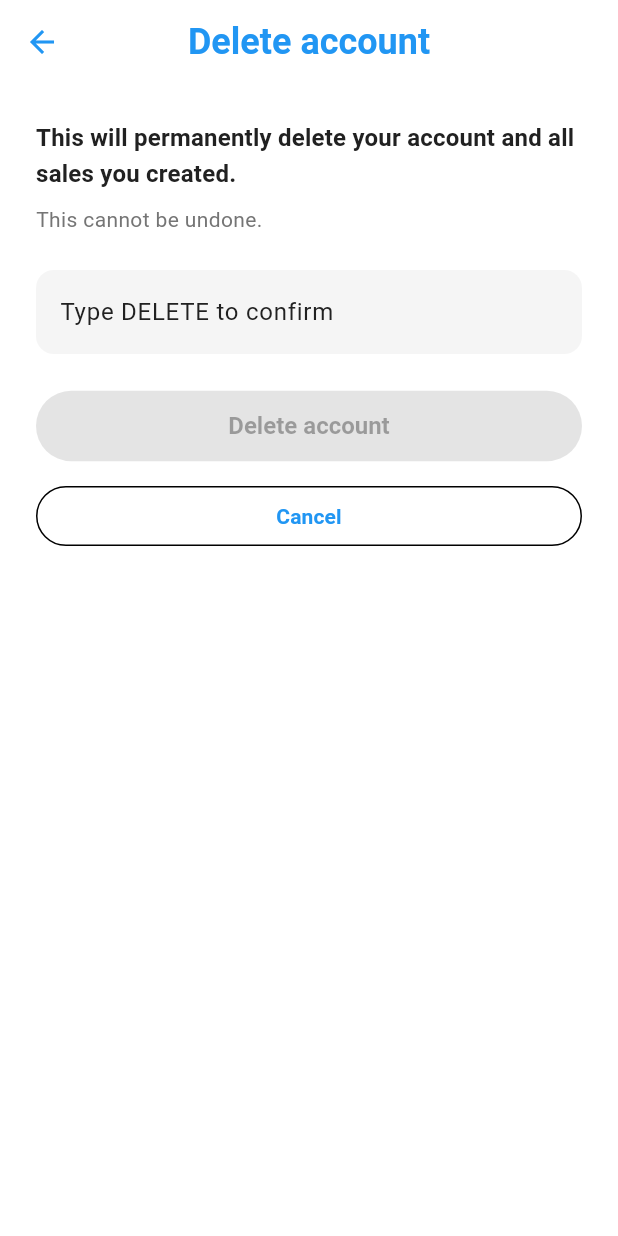
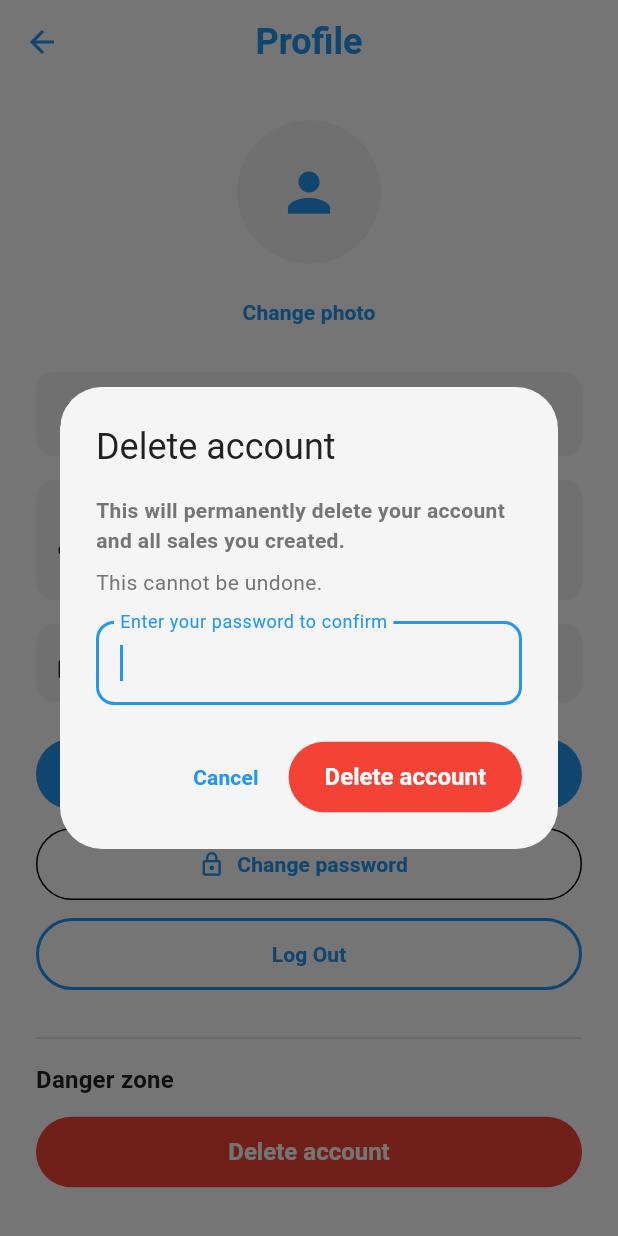
Before and after one commit to ctsmith5/Rummage, a Flutter app: the ProfileScreen screen opened directly, after a tap on "Delete account", on a phone screen of 412 x 824 dp. Run offline on Flutter 3.47's test engine with Material 3 defaults, Android fonts, the phone set to English and light mode, and no system bars; our stand-ins replace cached_network_image, firebase_auth, firebase_core, firebase_storage, geolocator, google_maps_flutter and 1 more; accounts and stored records are empty; network calls fail.

Commit message:
Refactor account deletion flow to use password confirmation dialog and remove unused ConfirmDeleteAccountScreen

```diff
--- a/mobile/lib/screens/confirm_delete_account_screen.dart
+++ /dev/null
@@ -1,69 +0,0 @@
-import 'package:flutter/material.dart';
-
-import '../theme/app_colors.dart';
-
-class ConfirmDeleteAccountScreen extends StatefulWidget {
-  const ConfirmDeleteAccountScreen({super.key});
-
-  @override
-  State<ConfirmDeleteAccountScreen> createState() => _ConfirmDeleteAccountScreenState();
-}
-
-class _ConfirmDeleteAccountScreenState extends State<ConfirmDeleteAccountScreen> {
-  final _confirmController = TextEditingController();
-
-  @override
-  void dispose() {
-    _confirmController.dispose();
-    super.dispose();
-  }
-
-  @override
-  Widget build(BuildContext context) {
-    final canDelete = _confirmController.text.trim().toUpperCase() == 'DELETE';
-
-    return Scaffold(
-      appBar: AppBar(
-        title: const Text('Delete account'),
-      ),
-      body: SafeArea(
-        child: Padding(
-          padding: const EdgeInsets.all(24),
-          child: Column(
-            crossAxisAlignment: CrossAxisAlignment.stretch,
-            children: [
-              Text(
-                'This will permanently delete your account and all sales you created.',
-                style: Theme.of(context).textTheme.titleMedium?.copyWith(fontWeight: FontWeight.bold),
-              ),
-              const SizedBox(height: 8),
-              Text(
-                'This cannot be undone.',
-                style: Theme.of(context).textTheme.bodyMedium,
-              ),
-              const SizedBox(height: 24),
-              TextFormField(
-                controller: _confirmController,
-                decoration: const InputDecoration(
-                  labelText: 'Type DELETE to confirm',
-                ),
-                onChanged: (_) => setState(() {}),
-              ),
-              const SizedBox(height: 24),
-              ElevatedButton(
-                style: ElevatedButton.styleFrom(backgroundColor: AppColors.error),
-                onPressed: canDelete ? () => Navigator.of(context).pop(true) : null,
-                child: const Text('Delete account'),
-              ),
-              const SizedBox(height: 12),
-              OutlinedButton(
-                onPressed: () => Navigator.of(context).pop(false),
-                child: const Text('Cancel'),
-              ),
-            ],
-          ),
-        ),
-      ),
-    );
-  }
-}
--- a/mobile/lib/screens/profile_screen.dart
+++ b/mobile/lib/screens/profile_screen.dart
@@ -12,7 +12,6 @@ import '../services/firebase_storage_service.dart';
 import '../services/profile_service.dart';
 import '../theme/app_colors.dart';
 import 'auth/login_screen.dart';
-import 'confirm_delete_account_screen.dart';
 import 'deleting_account_screen.dart';
 
 class ProfileScreen extends StatefulWidget {
@@ -507,29 +506,39 @@ class _ProfileScreenState extends State<ProfileScreen> {
   }
 
   Future<void> _deleteAccount() async {
-    // Confirm using a full-screen route (not dialogs) to avoid Overlay teardown races.
-    final nav = appNavigatorKey.currentState;
-    if (nav == null) return;
-    final proceed = await nav.push<bool>(
-          MaterialPageRoute(builder: (_) => const ConfirmDeleteAccountScreen()),
-        ) ??
-        false;
-    if (!proceed) return;
+    // Show password confirmation dialog
+    final password = await _showPasswordConfirmDialog();
+    if (password == null) return; // User cancelled
 
-    // Move to a dedicated screen via the ROOT navigator so we don't depend on a context
-    // that is being disposed (prevents Overlay/_Theater GlobalKey teardown errors).
+    if (!mounted) return;
+
+    // Wait for dialog overlay to fully dismiss to avoid GlobalKey conflicts
+    await Future.delayed(const Duration(milliseconds: 100));
+
     if (!mounted) return;
     setState(() => _deleting = true);
     FocusScope.of(context).unfocus();
     appScaffoldMessengerKey.currentState?.clearSnackBars();
 
+    final nav = appNavigatorKey.currentState;
+    if (nav == null) return;
+
+    // Navigate directly to deletion screen with password
     nav.pushAndRemoveUntil(
       PageRouteBuilder(
-        pageBuilder: (_, __, ___) => const DeletingAccountScreen(),
+        pageBuilder: (_, __, ___) => DeletingAccountScreen(password: password),
         transitionDuration: Duration.zero,
         reverseTransitionDuration: Duration.zero,
       ),
       (route) => false,
+    );
+  }
+
+  Future<String?> _showPasswordConfirmDialog() async {
+    return showDialog<String?>(
+      context: context,
+      barrierDismissible: false,
+      builder: (context) => const _PasswordConfirmDialog(),
     );
   }
 
@@ -725,3 +734,69 @@ class _ProfileScreenState extends State<ProfileScreen> {
     );
   }
 }
+
+/// Dialog for confirming account deletion with password input.
+/// Uses StatefulWidget so the TextEditingController is properly disposed
+/// after the dialog animation completes.
+class _PasswordConfirmDialog extends StatefulWidget {
+  const _PasswordConfirmDialog();
+
+  @override
+  State<_PasswordConfirmDialog> createState() => _PasswordConfirmDialogState();
+}
+
+class _PasswordConfirmDialogState extends State<_PasswordConfirmDialog> {
+  final _controller = TextEditingController();
+
+  @override
+  void dispose() {
+    _controller.dispose();
+    super.dispose();
+  }
+
+  @override
+  Widget build(BuildContext context) {
+    return AlertDialog(
+      title: const Text('Delete account'),
+      content: Column(
+        mainAxisSize: MainAxisSize.min,
+        crossAxisAlignment: CrossAxisAlignment.start,
+        children: [
+          const Text(
+            'This will permanently delete your account and all sales you created.',
+            style: TextStyle(fontWeight: FontWeight.bold),
+          ),
+          const SizedBox(height: 8),
+          const Text('This cannot be undone.'),
+          const SizedBox(height: 16),
+          TextField(
+            controller: _controller,
+            obscureText: true,
+            autofocus: true,
+            decoration: const InputDecoration(
+              labelText: 'Enter your password to confirm',
+              border: OutlineInputBorder(),
+            ),
+          ),
+        ],
+      ),
+      actions: [
+        TextButton(
+          onPressed: () => Navigator.of(context).pop(null),
+          child: const Text('Cancel'),
+        ),
+        ElevatedButton(
+          style: ElevatedButton.styleFrom(
+            backgroundColor: AppColors.error,
+          ),
+          onPressed: () {
+            final password = _controller.text.trim();
+            if (password.isEmpty) return;
+            Navigator.of(context).pop(password);
+          },
+          child: const Text('Delete account'),
+        ),
+      ],
+    );
+  }
+}
```
Also changed, not shown: mobile/lib/screens/deleting_account_screen.dart (+22 -47 lines).
